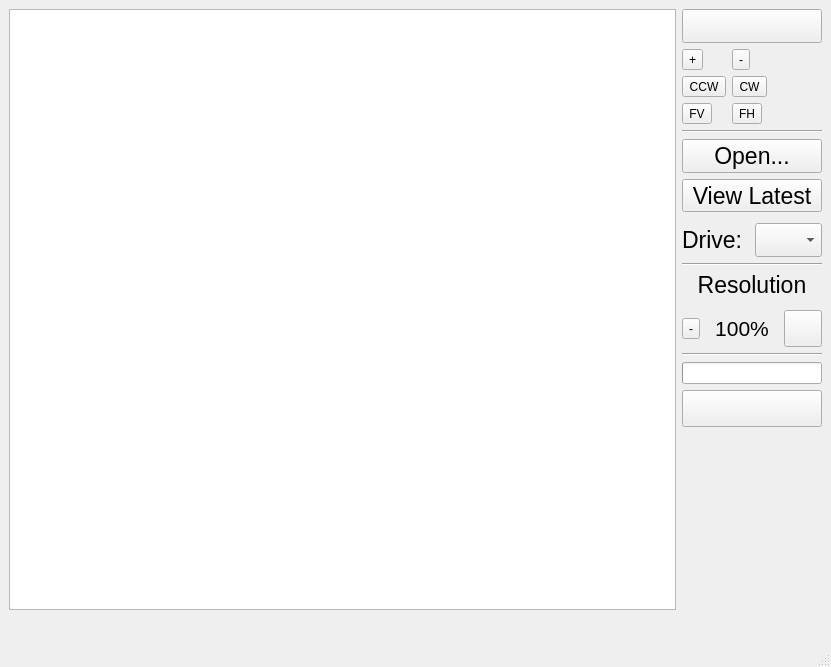
This is graphics_app.ui in EnSpec/HySpex-Quicklook-Viewer as Qt 5 draws it before an edit. The edited form follows.
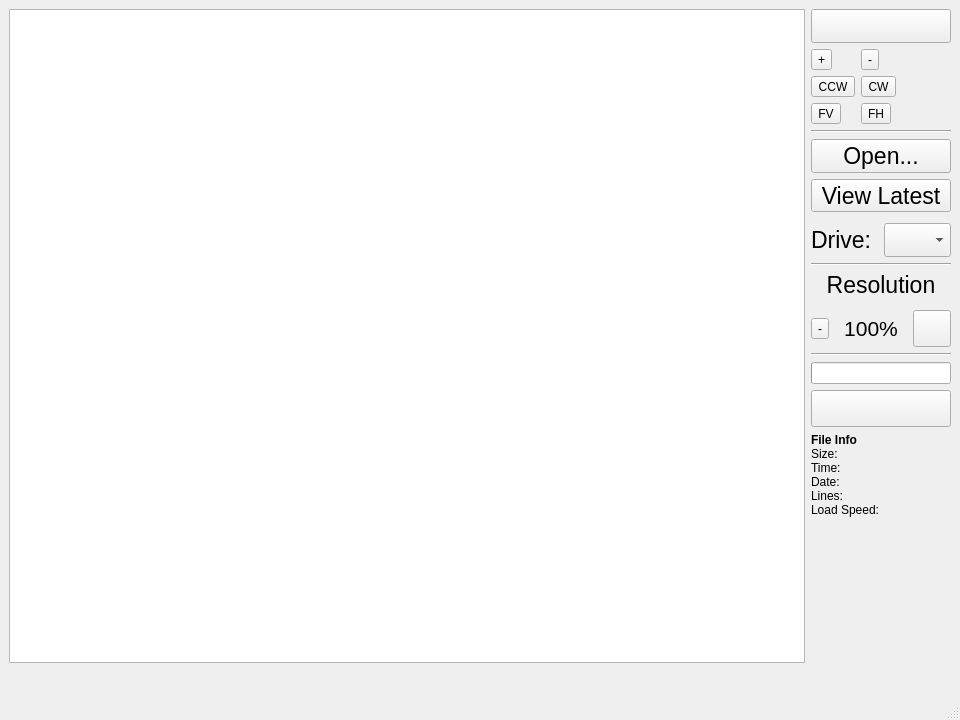
This is the edited form. Icons and pictures are not drawn.

Patch:
```diff
--- a/graphics_app.ui
+++ b/graphics_app.ui
@@ -6,8 +6,8 @@
    <rect>
     <x>0</x>
     <y>0</y>
-    <width>831</width>
-    <height>667</height>
+    <width>960</width>
+    <height>720</height>
    </rect>
   </property>
   <property name="windowTitle">
@@ -385,6 +385,138 @@
         </property>
        </widget>
       </item>
+      <item>
+       <widget class="QWidget" name="fileInfoWidget" native="true">
+        <property name="minimumSize">
+         <size>
+          <width>0</width>
+          <height>0</height>
+         </size>
+        </property>
+        <layout class="QVBoxLayout" name="verticalLayout_4">
+         <property name="spacing">
+          <number>0</number>
+         </property>
+         <property name="leftMargin">
+          <number>0</number>
+         </property>
+         <property name="topMargin">
+          <number>0</number>
+         </property>
+         <property name="rightMargin">
+          <number>0</number>
+         </property>
+         <property name="bottomMargin">
+          <number>0</number>
+         </property>
+         <item>
+          <layout class="QGridLayout" name="fileInfoLayout">
+           <property name="bottomMargin">
+            <number>0</number>
+           </property>
+           <item row="9" column="2">
+            <widget class="QLabel" name="sizeLabel">
+             <property name="text">
+              <string/>
+             </property>
+             <property name="alignment">
+              <set>Qt::AlignRight|Qt::AlignTrailing|Qt::AlignVCenter</set>
+             </property>
+            </widget>
+           </item>
+           <item row="16" column="0">
+            <widget class="QLabel" name="speedTextLabel">
+             <property name="text">
+              <string>Load Speed:</string>
+             </property>
+            </widget>
+           </item>
+           <item row="15" column="2">
+            <widget class="QLabel" name="linesLabel">
+             <property name="text">
+              <string/>
+             </property>
+             <property name="alignment">
+              <set>Qt::AlignRight|Qt::AlignTrailing|Qt::AlignVCenter</set>
+             </property>
+            </widget>
+           </item>
+           <item row="16" column="2">
+            <widget class="QLabel" name="speedLabel">
+             <property name="text">
+              <string/>
+             </property>
+             <property name="alignment">
+              <set>Qt::AlignRight|Qt::AlignTrailing|Qt::AlignVCenter</set>
+             </property>
+            </widget>
+           </item>
+           <item row="1" column="0">
+            <widget class="QLabel" name="label_2">
+             <property name="font">
+              <font>
+               <weight>75</weight>
+               <bold>true</bold>
+              </font>
+             </property>
+             <property name="text">
+              <string>File Info</string>
+             </property>
+            </widget>
+           </item>
+           <item row="15" column="0">
+            <widget class="QLabel" name="label_7">
+             <property name="text">
+              <string>Lines:</string>
+             </property>
+            </widget>
+           </item>
+           <item row="14" column="0">
+            <widget class="QLabel" name="label_3">
+             <property name="text">
+              <string>Date:</string>
+             </property>
+            </widget>
+           </item>
+           <item row="13" column="0">
+            <widget class="QLabel" name="label_8">
+             <property name="text">
+              <string>Time:</string>
+             </property>
+            </widget>
+           </item>
+           <item row="9" column="0">
+            <widget class="QLabel" name="label_6">
+             <property name="text">
+              <string>Size:</string>
+             </property>
+            </widget>
+           </item>
+           <item row="13" column="2">
+            <widget class="QLabel" name="timeLabel">
+             <property name="text">
+              <string/>
+             </property>
+             <property name="alignment">
+              <set>Qt::AlignRight|Qt::AlignTrailing|Qt::AlignVCenter</set>
+             </property>
+            </widget>
+           </item>
+           <item row="14" column="2">
+            <widget class="QLabel" name="dateLabel">
+             <property name="text">
+              <string/>
+             </property>
+             <property name="alignment">
+              <set>Qt::AlignRight|Qt::AlignTrailing|Qt::AlignVCenter</set>
+             </property>
+            </widget>
+           </item>
+          </layout>
+         </item>
+        </layout>
+       </widget>
+      </item>
       <item>
        <layout class="QVBoxLayout" name="verticalLayout">
         <property name="topMargin">
```
Left out of the diff: 88 changed lines with no effect on the pictures.
